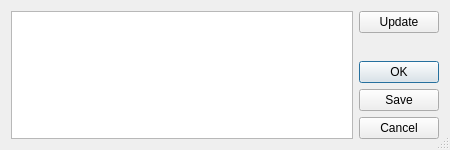
Above: madgui/online/monitorwidget.ui from hibtc/madgui before the change. Below: the same form after it.
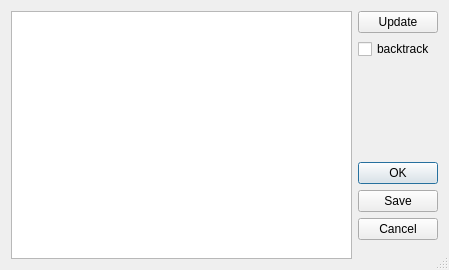
That is the form after the change. Custom widgets are drawn as their Qt base class.

Commit message:
Add backtracking to MonitorWidget
Note that this duplicates some code and functionality with the
multigrid/optic variation dialogs. My mid-term goal is to move
backtracking entirely to the monitorwidget and replace
opticvariation/multigrid dialogs with a simple matching dialog.

```diff
--- a/madgui/online/monitorwidget.ui
+++ b/madgui/online/monitorwidget.ui
@@ -6,8 +6,8 @@
    <rect>
     <x>0</x>
     <y>0</y>
-    <width>450</width>
-    <height>150</height>
+    <width>449</width>
+    <height>270</height>
    </rect>
   </property>
   <property name="windowTitle">
@@ -29,6 +29,16 @@
        </property>
       </widget>
      </item>
+     <item>
+      <widget class="QCheckBox" name="btn_backtrack">
+       <property name="text">
+        <string>backtrack</string>
+       </property>
+       <property name="checkable">
+        <bool>true</bool>
+       </property>
+      </widget>
+     </item>
      <item>
       <spacer>
        <property name="orientation">
```
The commit also changes 1 other file.
